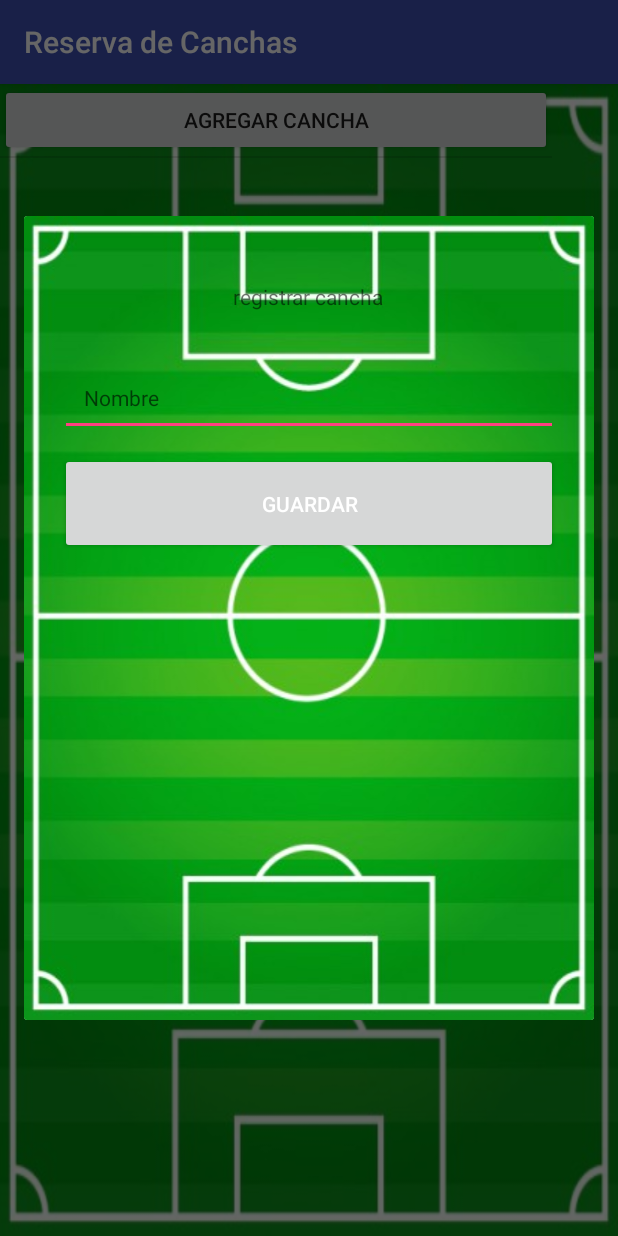
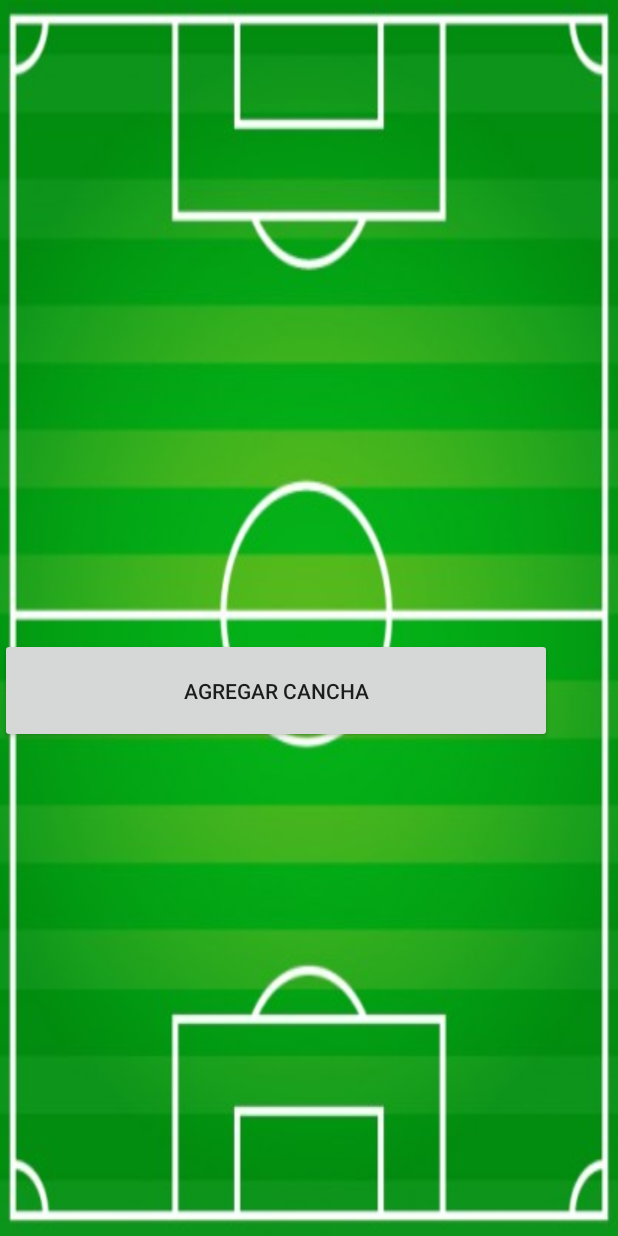
Before and after one commit to Nmena1/reserva, an Android app: the ListaCanchas screen opened directly, with no data from a screen before it, after a tap on "AGREGAR CANCHA", on a phone screen of 412 x 824 dp. Run offline under Robolectric (Android 15) with nearby library versions, the phone set to English and light mode, and no system bars; 2 statements that could not run were skipped.

Commit message:
Agregado canchas
Agregado la parte de canchas

```diff
--- a/app/build.gradle
+++ b/app/build.gradle
@@ -24,5 +24,6 @@
     compile files('libs/ksoap2-android-assembly-3.0.0-jar-with-dependencies.jar')
     compile 'com.android.support:appcompat-v7:23.0.1'
     compile 'com.android.support:design:23.4.0'
+    compile 'com.android.support.constraint:constraint-layout:1.0.2'
     testCompile 'junit:junit:4.12'
 }
--- a/app/src/main/AndroidManifest.xml
+++ b/app/src/main/AndroidManifest.xml
@@ -32,7 +32,8 @@
             android:name=".MenuCliente1"
             android:label="@string/title_activity_menu_cliente1"
             android:theme="@style/AppTheme.NoActionBar" />
-        <activity android:name=".CrudUsuariosWS"></activity>
+        <activity android:name=".CrudUsuariosWS" />
+        <activity android:name=".EditCancha"></activity>
     </application>
 
 </manifest>
--- a/app/src/main/java/com/example/fernando/recervascancha/Conexion.java
+++ b/app/src/main/java/com/example/fernando/recervascancha/Conexion.java
@@ -1,6 +1,8 @@
 package com.example.fernando.recervascancha;
 
+import android.content.ContentValues;
 import android.content.Context;
+import android.database.Cursor;
 import android.database.sqlite.SQLiteDatabase;
 import android.database.sqlite.SQLiteOpenHelper;
 
@@ -12,6 +14,12 @@
     public Conexion(Context context) {
         super(context, "reservasCetu", null, 1);
     }
+
+    public static final String tabla_canchas = "canchas";
+    public static final String id_cancha = "id_cancha";
+    public static final String nombre_cancha = "nombre";
+    public static final String estado_cancha = "estado";
+    public static final String precio_cancha = "precio_hora";
 
     @Override
     public void onCreate(SQLiteDatabase db) {
@@ -31,8 +39,11 @@
         SQL = "create table estados (id_estado integer primary key AUTOINCREMENT, estado text not null)";
         db.execSQL(SQL);
 
-        SQL = "create table canchas (id_cancha integer primary key AUTOINCREMENT, nombre text not null, estado texto, valor real)";
-        db.execSQL(SQL);
+        db.execSQL("create table "+ tabla_canchas +" ("+
+                id_cancha +" integer primary key AUTOINCREMENT, "+
+                nombre_cancha +"text not null, "+
+                estado_cancha +" text not null, "+
+                precio_cancha +" text not null)");
 
         SQL = "create table tiempo_reservas (id_tiempo integer primary key AUTOINCREMENT, horas text)";
         db.execSQL(SQL);
@@ -70,7 +81,23 @@
     @Override
     public void onUpgrade(SQLiteDatabase sqLiteDatabase, int i, int i1) {
 
+    }
 
+    public void AgregarCancha(String nombre, String estado, String precio){
+        ContentValues valores = new ContentValues();
+        valores.put(nombre_cancha, nombre);
+        valores.put(estado_cancha, estado);
+        valores.put(precio_cancha, precio);
+        this.getWritableDatabase().insert(tabla_canchas,null,valores);
+    }
 
+    public Cursor getCanchas(){
+        String columnas[]={id_cancha,nombre_cancha,estado_cancha,precio_cancha};
+        Cursor c = this.getReadableDatabase().query(tabla_canchas,columnas,null,null,null,null,null);
+        return c;
+    }
+
+    public void EliminarCancha(String nombre){
+        this.getWritableDatabase().delete(tabla_canchas,nombre_cancha+"=?", new String[]{nombre});
     }
 }
--- a/app/src/main/java/com/example/fernando/recervascancha/ListaCanchas.java
+++ b/app/src/main/java/com/example/fernando/recervascancha/ListaCanchas.java
@@ -1,99 +1,109 @@
 package com.example.fernando.recervascancha;
 
+import android.app.Activity;
+import android.content.Intent;
 import android.database.Cursor;
-import android.database.sqlite.SQLiteDatabase;
-import android.support.v7.app.AlertDialog;
+import android.os.Bundle;
+import android.support.v7.app.ActionBar;
+import android.support.v7.app.ActionBarActivity;
 import android.support.v7.app.AppCompatActivity;
-import android.os.Bundle;
+import android.view.Menu;
 import android.view.MenuItem;
 import android.view.View;
+import android.widget.AdapterView;
 import android.widget.ArrayAdapter;
 import android.widget.Button;
-import android.widget.EditText;
 import android.widget.ListView;
+import android.widget.SimpleCursorAdapter;
 import android.widget.Toast;
 
-import static com.example.fernando.recervascancha.R.id.edtNombres;
-import static com.example.fernando.recervascancha.R.id.nombreCancha;
+import java.util.ArrayList;
+import java.util.List;
 
-public class ListaCanchas extends AppCompatActivity {
+public class ListaCanchas extends Activity {
 
-    ListView lstCanchas;
-    Button agregarCancha;
-    private ArrayAdapter Adapter_;
-    private String sql = "";
+    ListView Lista;
+    Conexion db;
+    List<String> item = null;
+    Button Agregar;
+    //SimpleCursorAdapter adapter;
 
     @Override
     protected void onCreate(Bundle savedInstanceState) {
         super.onCreate(savedInstanceState);
         setContentView(R.layout.activity_lista_canchas);
 
-        lstCanchas=(ListView)findViewById(R.id.listCanchas);
-        agregarCancha=(Button)findViewById(R.id.btnNuevaCancha);
-        agregarCancha=(Button)findViewById(R.id.btnNuevaCancha);
+        Lista = (ListView)findViewById(R.id.listView_Lista);
+        VerCanchas();
+        Agregar=(Button)findViewById(R.id.btnNuevaCancha);
 
-        Adapter_ = new ArrayAdapter<String>(this,android.R.layout.simple_list_item_1);
-        lstCanchas.setAdapter(Adapter_);
-        Canchas();
-
-        agregarCancha.setOnClickListener(new View.OnClickListener() {
+        Agregar.setOnClickListener(new View.OnClickListener() {
             @Override
             public void onClick(View v) {
-                AlertDialog.Builder mBuilder = new AlertDialog.Builder(ListaCanchas.this);
-                View mVista = getLayoutInflater().inflate(R.layout.dialog_cancha,null);
-                final EditText mNombre = (EditText) mVista.findViewById(R.id.nombreCancha);
-                final Button mGuardar = (Button) mVista.findViewById(R.id.entrar_boton);
-
-                mGuardar.setOnClickListener(new View.OnClickListener(){
-                    String nombreC = mNombre.getText().toString().toUpperCase().trim();
-
-                    @Override
-                    public void onClick(View view){
-                       if (!mNombre.getText().toString().isEmpty()) {
-                           String nombre_cancha = mNombre.getText().toString().toUpperCase().trim();
-                           Toast.makeText(getApplicationContext(), nombre_cancha + " guardado.", Toast.LENGTH_LONG).show();
-
-                           DatosReservas objSqlR = new DatosReservas();
-                           objSqlR.AgregarCancha(nombre_cancha,getApplicationContext());
-                        }
-                        else {
-                           Toast.makeText(getApplicationContext(), "Ingrese un nombre.", Toast.LENGTH_LONG).show();
-                       }
-                    }
-                });
-                mBuilder.setView(mVista);
-                AlertDialog dialog = mBuilder.create();
-                dialog.show();
+                Intent i = new Intent(ListaCanchas.this,AgregarCancha.class);
+                startActivity(i);
             }
         });
+
+        Lista.setOnItemClickListener(new AdapterView.OnItemClickListener() {
+            @Override
+            public void onItemClick(AdapterView<?> parent, View view, int position, long id) {
+                String p = String.valueOf(position);
+                Toast.makeText(getApplicationContext(),p,Toast.LENGTH_SHORT).show();
+
+                Intent intent = new Intent(getApplicationContext(),EditCancha.class);
+                startActivity(intent);
+            }
+        });
+
+    }
+    public void VerCanchas(){
+        db = new Conexion(this);
+        Cursor c = db.getCanchas();
+        item = new ArrayList<String>();
+        String n="",e="",p="";
+        if (c.moveToFirst()){
+            do {
+                n = c.getString(1);
+                e = c.getString(2);
+                p = c.getString(3);
+                item.add("Cancha: "+n+" Estado: "+e+" Precio :$"+p);
+            }while (c.moveToNext());
+        }
+        /*String [] from = new String[]{db.nombre_cancha,db.estado_cancha};
+        int [] to = new int[]{android.R.id.text1,android.R.id.text2};
+        c = db.getCanchas();*/
+        ArrayAdapter<String> adapter = new ArrayAdapter<String>(this,android.R.layout.simple_list_item_1,item); //SimpleCursorAdapter(this,android.R.layout.two_line_list_item,c,from,to,0);
+        Lista.setAdapter(adapter);
+    }
+
+    public void BuscarCanchas(){
+        db = new Conexion(this);
+        Cursor c = db.getCanchas();
+        String n="";
+        if (c.moveToFirst()){
+            do {
+                n = c.getString(0);
+
+            }while (c.moveToNext());
+        }
+
+    }
+/*
+    @Override
+    public boolean onCreateOptionsMenu(Menu menu){
+        getMenuInflater().inflate(R.menu.menu_main, menu);
+        return true;
     }
 
     @Override
-    public boolean onOptionsItemSelected(MenuItem item) {
-        if (item.getItemId()==android.R.id.home){
-            finish();
+    public boolean onOptionsItemSelected(MenuItem item){
+        int id = item.getItemId();
+        if(id == R.id.action_AgregarDatos){
+            Intent i = new Intent(ListaCanchas.this,AgregarCancha.class);
+            startActivity(i);
         }
         return super.onOptionsItemSelected(item);
-    }
-
-    public void Canchas(){
-        Conexion conexion = new Conexion(getApplicationContext());
-        SQLiteDatabase mibase = conexion.getWritableDatabase();
-        sql = "select s.id_cancha, s.nombre, s.id_estado from canchas s";
-        Cursor objC= mibase.rawQuery(sql,null);
-
-        if (objC!=null){
-            while (objC.moveToNext()){
-                Adapter_.add("Id:"+objC.getString(0)+" Nombre:"+objC.getString(1)+" Estado :"+objC.getString(2));
-            }
-        }else {
-            Adapter_.add("no hay datos");
-        }
-        objC.close();
-        mibase.close();
-        conexion.close();
-    }
-
-
+    }*/
 
 }
--- a/app/src/main/res/layout/activity_lista_canchas.xml
+++ b/app/src/main/res/layout/activity_lista_canchas.xml
@@ -7,18 +7,30 @@
     android:background="@drawable/soccer"
     tools:context="com.example.fernando.recervascancha.ListaCanchas">
 
-    <ListView
-        android:id="@+id/listCanchas"
+    <LinearLayout
         android:layout_width="368dp"
-        android:layout_height="446dp"
+        android:layout_height="495dp"
+        android:orientation="vertical"
         tools:layout_editor_absoluteX="8dp"
-        tools:layout_editor_absoluteY="8dp" />
+        tools:layout_editor_absoluteY="8dp">
 
-    <Button
-        android:id="@+id/btnNuevaCancha"
-        android:layout_width="368dp"
-        android:layout_height="wrap_content"
-        android:text="Agregar cancha"
-        tools:layout_editor_absoluteX="8dp"
-        tools:layout_editor_absoluteY="462dp" />
+        <ListView
+            android:id="@+id/listView_Lista"
+            android:layout_width="match_parent"
+            android:layout_height="300dp"
+            tools:layout_editor_absoluteX="8dp"
+            tools:layout_editor_absoluteY="8dp"
+            android:layout_weight="1.71" />
+
+        <Button
+            android:id="@+id/btnNuevaCancha"
+            android:layout_width="match_parent"
+            android:layout_height="wrap_content"
+            android:layout_weight="0.30"
+            android:text="Agregar cancha"
+            tools:layout_editor_absoluteX="8dp"
+            tools:layout_editor_absoluteY="447dp" />
+
+    </LinearLayout>
+
 </android.support.constraint.ConstraintLayout>
--- a/app/src/main/res/menu/activity_main_administrador_drawer.xml
+++ b/app/src/main/res/menu/activity_main_administrador_drawer.xml
@@ -34,13 +34,9 @@
     <item android:title="Canchas">
         <menu>
             <item
-                android:id="@+id/nav_reg_canchas"
-                android:icon="@drawable/ic_menu_manage"
-                android:title="Registro" />
-            <item
                 android:id="@+id/nav_list_canchas"
                 android:icon="@drawable/ic_menu_send"
-                android:title="Listado" />
+                android:title="Administrar canchas" />
         </menu>
     </item>
 
```
Also changed, not shown: app/src/main/java/com/example/fernando/recervascancha/AgregarCancha.java (added, +67 -0 lines), app/src/main/java/com/example/fernando/recervascancha/EditCancha.java (added, +13 -0 lines), app/src/main/java/com/example/fernando/recervascancha/SqlReservas.java (+26 -0 lines), app/src/main/res/layout/activity_edit_cancha.xml (added, +65 -0 lines), app/src/main/res/layout/insertar_canchas.xml (added, +56 -0 lines).
